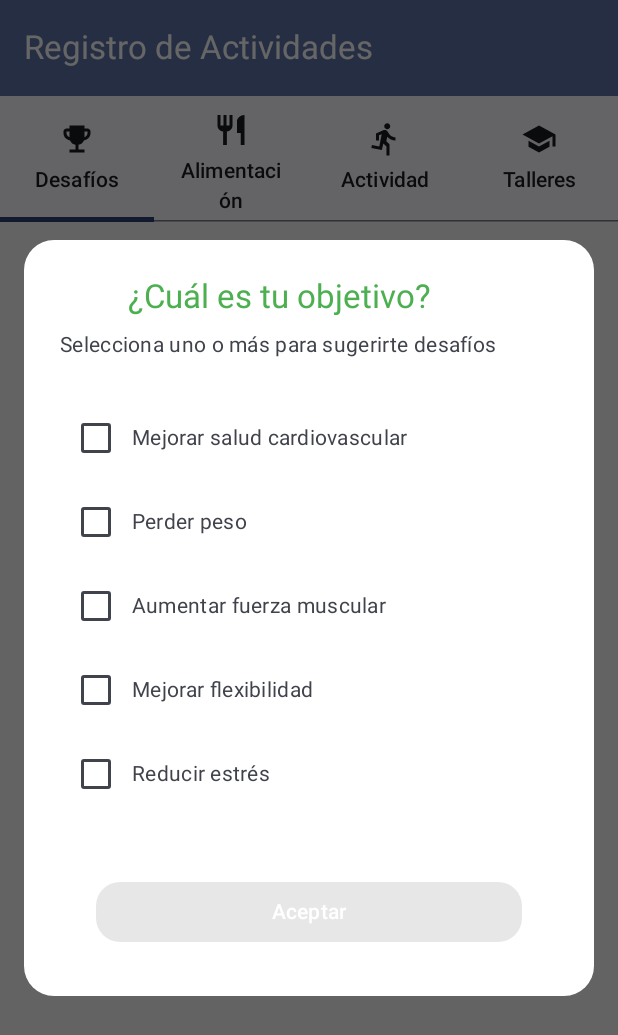
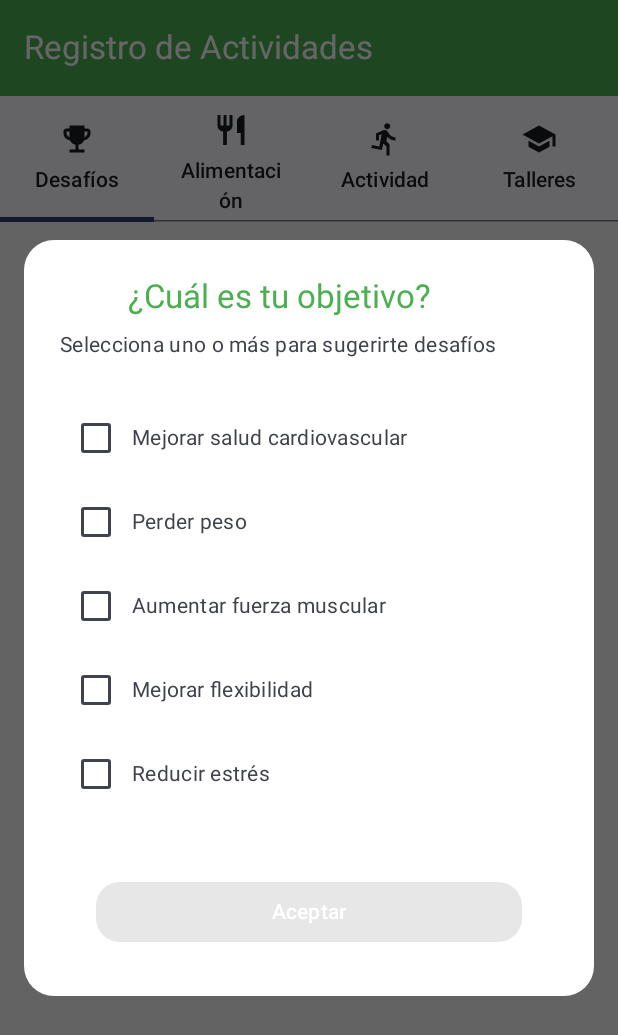
Before and after one commit to chileanpete/PROYECTO-Android, an Android app built with Jetpack Compose: the RegistroActividadesScreen screen opened through its navigation route, on a phone screen of 412 x 824 dp. Shown: the top 1035 px of the screen. Run offline under Robolectric (Android 15) with nearby library versions, the phone set to English and light mode, and no system bars.

Commit message:
cambio de color

```diff
--- a/app/src/main/java/com/example/proyecto_droid/ui/screens/RegistroActividadesScreen.kt
+++ b/app/src/main/java/com/example/proyecto_droid/ui/screens/RegistroActividadesScreen.kt
@@ -7,12 +7,14 @@ import androidx.compose.material3.*
 import androidx.compose.runtime.*
 import androidx.compose.ui.Alignment
 import androidx.compose.ui.Modifier
+import androidx.compose.ui.graphics.Color
 import androidx.compose.ui.graphics.vector.ImageVector
 import androidx.compose.ui.unit.dp
 import com.example.proyecto_droid.ui.screens.desafios.DesafiosScreen
 import com.example.proyecto_droid.ui.screens.registro.RegistroConsumoScreen
 import com.example.proyecto_droid.ui.screens.registro.RegistroActividadScreen
 import com.example.proyecto_droid.ui.screens.registro.TalleresScreen
+import com.example.proyecto_droid.ui.theme.GreenPrimary
 
 @OptIn(ExperimentalMaterial3Api::class)
 @Composable
@@ -33,8 +35,8 @@ fun RegistroActividadesScreen(
         TopAppBar(
             title = { Text("Registro de Actividades") },
             colors = TopAppBarDefaults.topAppBarColors(
-                containerColor = MaterialTheme.colorScheme.primaryContainer,
-                titleContentColor = MaterialTheme.colorScheme.onPrimaryContainer
+                containerColor = GreenPrimary,
+                titleContentColor = Color.White
             )
         )
 
--- a/app/src/main/java/com/example/proyecto_droid/ui/theme/Theme.kt
+++ b/app/src/main/java/com/example/proyecto_droid/ui/theme/Theme.kt
@@ -10,15 +10,17 @@ import androidx.compose.material3.dynamicLightColorScheme
 import androidx.compose.material3.lightColorScheme
 import androidx.compose.runtime.Composable
 import androidx.compose.ui.platform.LocalContext
+import androidx.compose.ui.graphics.Color
+import com.example.proyecto_droid.ui.theme.GreenPrimary
 
 private val DarkColorScheme = darkColorScheme(
-    primary = Purple80,
+    primary = GreenPrimary,
     secondary = PurpleGrey80,
     tertiary = Pink80
 )
 
 private val LightColorScheme = lightColorScheme(
-    primary = Purple40,
+    primary = GreenPrimary,
     secondary = PurpleGrey40,
     tertiary = Pink40
 
```
